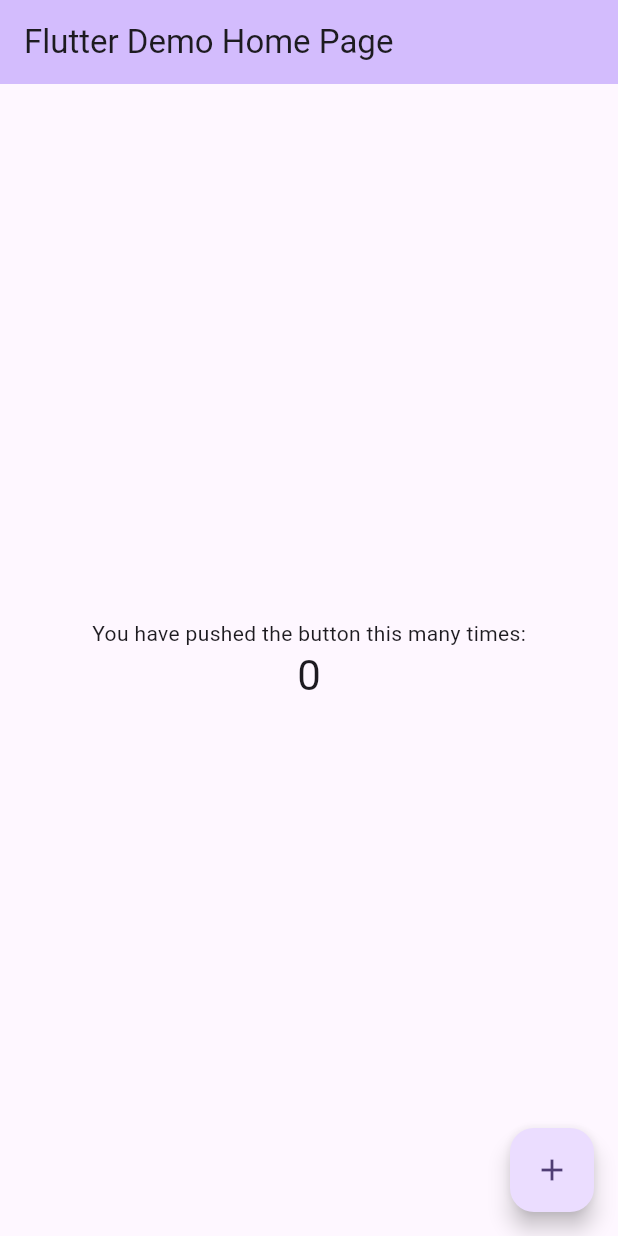
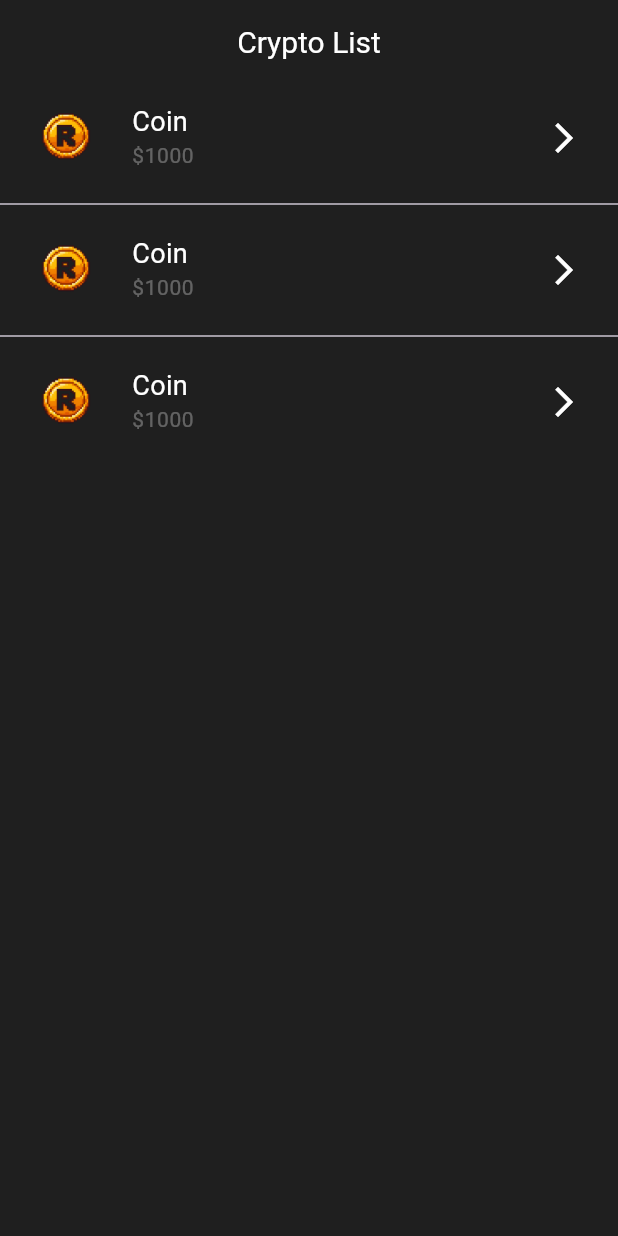
Before and after one commit to Rudzeris/flutter_learn, a Flutter app: the screen it shows after launch, on a phone screen of 412 x 824 dp. Run offline on Flutter 3.47's test engine with Material 3 defaults, Android fonts, the phone set to English and light mode, and no system bars.

Commit message:
Создан список из монет. Использован ThemeData для тем всего окна. Добавлен Divider между монетами

```diff
--- a/lib/main.dart
+++ b/lib/main.dart
@@ -1,121 +1,54 @@
 import 'package:flutter/material.dart';
 
 void main() {
-  runApp(const MyApp());
+  runApp(const CryptoListApp());
 }
 
-class MyApp extends StatelessWidget {
-  const MyApp({super.key});
+class CryptoListApp extends StatelessWidget {
+  const CryptoListApp({super.key});
 
   // This widget is the root of your application.
   @override
   Widget build(BuildContext context) {
     return MaterialApp(
-      title: 'Flutter Demo',
+      title: 'Crypto List',
       theme: ThemeData(
-        // This is the theme of your application.
-        //
-        // TRY THIS: Try running your application with "flutter run". You'll see
-        // the application has a purple toolbar. Then, without quitting the app,
-        // try changing the seedColor in the colorScheme below to Colors.green
-        // and then invoke "hot reload" (save your changes or press the "hot
-        // reload" button in a Flutter-supported IDE, or press "r" if you used
-        // the command line to start the app).
-        //
-        // Notice that the counter didn't reset back to zero; the application
-        // state is not lost during the reload. To reset the state, use hot
-        // restart instead.
-        //
-        // This works for code too, not just values: Most code changes can be
-        // tested with just a hot reload.
-        colorScheme: .fromSeed(seedColor: Colors.deepPurple),
+        scaffoldBackgroundColor: Color.fromARGB(255, 31, 31, 31),
+        primarySwatch: Colors.yellow,
+        dividerColor: Colors.white24,
+        appBarTheme: AppBarTheme(
+          backgroundColor: Color.fromARGB(255, 31, 31, 31),
+          titleTextStyle: TextStyle(color: Colors.white, fontSize: 20, fontWeight: FontWeight.w400),
+        ),
+        listTileTheme: ListTileThemeData(iconColor: Colors.white),
+        textTheme: const TextTheme(
+          bodyMedium: TextStyle(color: Colors.white, fontSize: 18),
+          bodySmall: TextStyle(color: Colors.white30, fontSize: 14),
+        ),
       ),
-      home: const MyHomePage(title: 'Flutter Demo Home Page'),
+      home: const MyHomePages(),
     );
   }
 }
 
-class MyHomePage extends StatefulWidget {
-  const MyHomePage({super.key, required this.title});
-
-  // This widget is the home page of your application. It is stateful, meaning
-  // that it has a State object (defined below) that contains fields that affect
-  // how it looks.
-
-  // This class is the configuration for the state. It holds the values (in this
-  // case the title) provided by the parent (in this case the App widget) and
-  // used by the build method of the State. Fields in a Widget subclass are
-  // always marked "final".
-
-  final String title;
-
-  @override
-  State<MyHomePage> createState() => _MyHomePageState();
-}
-
-class _MyHomePageState extends State<MyHomePage> {
-  int _counter = 0;
-
-  void _incrementCounter() {
-    setState(() {
-      // This call to setState tells the Flutter framework that something has
-      // changed in this State, which causes it to rerun the build method below
-      // so that the display can reflect the updated values. If we changed
-      // _counter without calling setState(), then the build method would not be
-      // called again, and so nothing would appear to happen.
-      _counter++;
-    });
-  }
+class MyHomePages extends StatelessWidget {
+  const MyHomePages();
 
   @override
   Widget build(BuildContext context) {
-    // This method is rerun every time setState is called, for instance as done
-    // by the _incrementCounter method above.
-    //
-    // The Flutter framework has been optimized to make rerunning build methods
-    // fast, so that you can just rebuild anything that needs updating rather
-    // than having to individually change instances of widgets.
+    final theme = Theme.of(context);
+    final textTheme = theme.textTheme;
     return Scaffold(
-      appBar: AppBar(
-        // TRY THIS: Try changing the color here to a specific color (to
-        // Colors.amber, perhaps?) and trigger a hot reload to see the AppBar
-        // change color while the other colors stay the same.
-        backgroundColor: Theme.of(context).colorScheme.inversePrimary,
-        // Here we take the value from the MyHomePage object that was created by
-        // the App.build method, and use it to set our appbar title.
-        title: Text(widget.title),
-      ),
-      body: Center(
-        // Center is a layout widget. It takes a single child and positions it
-        // in the middle of the parent.
-        child: Column(
-          // Column is also a layout widget. It takes a list of children and
-          // arranges them vertically. By default, it sizes itself to fit its
-          // children horizontally, and tries to be as tall as its parent.
-          //
-          // Column has various properties to control how it sizes itself and
-          // how it positions its children. Here we use mainAxisAlignment to
-          // center the children vertically; the main axis here is the vertical
-          // axis because Columns are vertical (the cross axis would be
-          // horizontal).
-          //
-          // TRY THIS: Invoke "debug painting" (choose the "Toggle Debug Paint"
-          // action in the IDE, or press "p" in the console), to see the
-          // wireframe for each widget.
-          mainAxisAlignment: .center,
-          children: [
-            const Text('You have pushed the button this many times:'),
-            Text(
-              '$_counter',
-              style: Theme.of(context).textTheme.headlineMedium,
-            ),
-          ],
+      appBar: AppBar(title: const Text("Crypto List"), centerTitle: true),
+      body: ListView.separated(
+        separatorBuilder: (context, i) => Divider(),
+        itemCount: 3,
+        itemBuilder: (context, i) => ListTile(
+          leading: Image.asset("assets/png/coin.png", fit: BoxFit.contain),
+          trailing: Icon(Icons.arrow_forward_ios),
+          title: Text("Coin", style: textTheme.bodyMedium),
+          subtitle: Text("\$1000", style: textTheme.bodySmall),
         ),
-      ),
-      floatingActionButton: FloatingActionButton(
-        onPressed: _incrementCounter,
-        tooltip: 'Increment',
-        child: const Icon(Icons.add),
       ),
     );
   }
--- a/pubspec.yaml
+++ b/pubspec.yaml
@@ -58,7 +58,8 @@ flutter:
   uses-material-design: true
 
   # To add assets to your application, add an assets section, like this:
-  # assets:
+  assets:
+    - assets/png/
   #   - images/a_dot_burr.jpeg
   #   - images/a_dot_ham.jpeg
 
```
Also changed, not shown: assets/png/coin.png (added), 1 other file.
